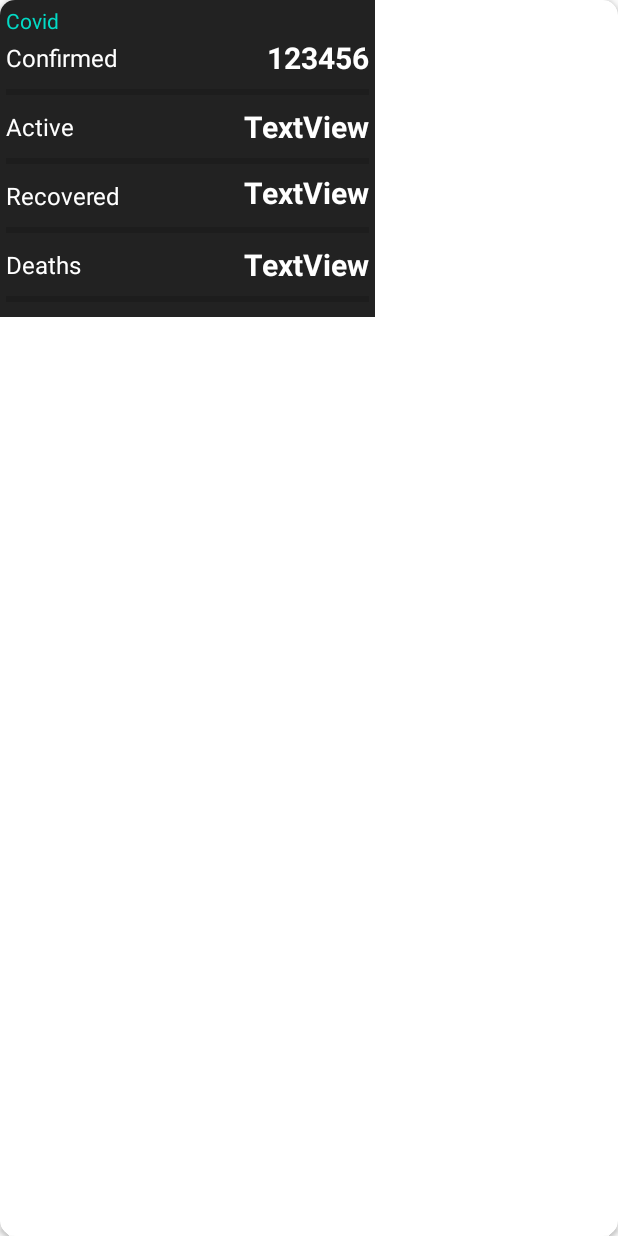
After one commit to David-Hackro/Covid, an Android app: the layout market_info_window_map.xml on its own in the app's theme, with its tools: preview values and no code run, on a phone screen of 412 x 824 dp. The commit adds this screen. Run offline under Robolectric (Android 15) with nearby library versions, the phone set to English and light mode, and no system bars.

Commit message:
add new cluster item

```diff
--- a/app/src/main/java/com/david/hackro/covid/di/Modules.kt
+++ b/app/src/main/java/com/david/hackro/covid/di/Modules.kt
@@ -38,9 +38,6 @@ val viewModelModule: Module = module {
     }
 
     viewModel {
-        MapViewModel(
-            getDailyReportAllCountriesUseCase = get(),
-            getDataLatestUseCase = get()
-        )
+        MapViewModel(getDailyReportAllCountriesUseCase = get())
     }
 }
--- a/app/src/main/java/com/david/hackro/covid/presentation/adapter/CountryViewHolder.kt
+++ b/app/src/main/java/com/david/hackro/covid/presentation/adapter/CountryViewHolder.kt
@@ -7,14 +7,15 @@ import com.david.hackro.covid.R
 import com.david.hackro.stats.domain.model.Report
 import kotlinx.android.synthetic.main.item_country_covid.view.countryColorBar
 import kotlinx.android.synthetic.main.item_country_covid.view.countryName
-import kotlinx.android.synthetic.main.item_country_covid.view.countryTotal
+import kotlinx.android.synthetic.main.item_country_covid.view.countryTotalNumber
 
 class CountryViewHolder(itemView: View) : RecyclerView.ViewHolder(itemView) {
 
     fun renderView(report: Report) {
         itemView.run {
+
             countryName.text = report.country
-            countryTotal.text = report.total.confirmed.toString()
+            countryTotalNumber.text = report.total.confirmed.toString()
 
             countryColorBar.run {
                 max = report.total.confirmed
--- a/app/src/main/res/layout/item_country_covid.xml
+++ b/app/src/main/res/layout/item_country_covid.xml
@@ -23,12 +23,12 @@
             android:textColor="@android:color/white"
             android:textSize="@dimen/text_size_20"
             android:textStyle="normal"
-            app:layout_constraintEnd_toStartOf="@+id/countryTotal"
+            app:layout_constraintEnd_toStartOf="@+id/countryTotalNumber"
             app:layout_constraintStart_toStartOf="parent"
             app:layout_constraintTop_toTopOf="parent" />
 
         <TextView
-            android:id="@+id/countryTotal"
+            android:id="@+id/countryTotalNumber"
             android:layout_width="wrap_content"
             android:layout_height="wrap_content"
             android:layout_marginStart="8dp"
--- /dev/null
+++ b/app/src/main/res/layout/market_info_window_map.xml
@@ -0,0 +1,196 @@
+<?xml version="1.0" encoding="utf-8"?>
+<androidx.cardview.widget.CardView xmlns:android="http://schemas.android.com/apk/res/android"
+    xmlns:app="http://schemas.android.com/apk/res-auto"
+    android:layout_width="match_parent"
+    android:layout_height="match_parent"
+    xmlns:tools="http://schemas.android.com/tools"
+    app:cardCornerRadius="@dimen/dimen_10">
+
+    <androidx.constraintlayout.widget.ConstraintLayout
+        android:layout_width="250dp"
+        android:layout_height="wrap_content"
+        android:background="@color/background">
+
+        <TextView
+            android:id="@+id/countryName"
+            android:layout_width="0dp"
+            android:layout_height="wrap_content"
+            android:layout_marginStart="4dp"
+            android:layout_marginTop="4dp"
+            android:layout_marginEnd="4dp"
+            android:layout_marginBottom="4dp"
+            android:text="@string/app_name"
+            android:textColor="@color/colorAccent"
+            app:layout_constraintBottom_toTopOf="@+id/countryTotal"
+            app:layout_constraintEnd_toEndOf="parent"
+            app:layout_constraintStart_toStartOf="parent"
+            app:layout_constraintTop_toTopOf="parent" />
+
+        <TextView
+            android:id="@+id/countryTotal"
+            android:layout_width="0dp"
+            android:layout_height="wrap_content"
+            android:layout_marginStart="4dp"
+            android:layout_marginTop="4dp"
+            android:layout_marginEnd="4dp"
+            android:text="@string/confirmed"
+            android:textColor="@android:color/white"
+            android:textSize="@dimen/text_size_16"
+            app:layout_constraintEnd_toStartOf="@+id/countryTotalNumber"
+            app:layout_constraintHorizontal_bias="0.049"
+            app:layout_constraintStart_toStartOf="parent"
+            app:layout_constraintTop_toBottomOf="@+id/countryName" />
+
+        <TextView
+            android:id="@+id/countryTotalNumber"
+            android:layout_width="0dp"
+            android:layout_height="wrap_content"
+            android:layout_marginTop="4dp"
+            android:layout_marginEnd="4dp"
+            android:text="123456"
+            android:textColor="@android:color/white"
+            android:textSize="@dimen/text_size_20"
+            android:textStyle="bold"
+            app:layout_constraintBottom_toBottomOf="@+id/countryTotal"
+            app:layout_constraintEnd_toEndOf="parent"
+            app:layout_constraintTop_toBottomOf="@+id/countryName" />
+
+        <ProgressBar
+            android:id="@+id/colorBarTotal"
+            style="?android:attr/progressBarStyleHorizontal"
+            android:layout_width="@dimen/empty_size"
+            android:layout_height="wrap_content"
+            android:layout_marginStart="4dp"
+            android:layout_marginTop="4dp"
+            android:layout_marginEnd="4dp"
+            app:layout_constraintEnd_toEndOf="parent"
+            app:layout_constraintHorizontal_bias="1.0"
+            app:layout_constraintStart_toStartOf="parent"
+            app:layout_constraintTop_toBottomOf="@+id/countryTotal" />
+
+        <TextView
+            android:id="@+id/countryRecovered"
+            android:layout_width="0dp"
+            android:layout_height="wrap_content"
+            android:layout_marginStart="4dp"
+            android:layout_marginTop="4dp"
+            android:layout_marginEnd="4dp"
+            android:text="@string/recovered"
+            android:textColor="@android:color/white"
+            android:textSize="@dimen/text_size_16"
+            app:layout_constraintEnd_toStartOf="@+id/countryRecoveredNumber"
+            app:layout_constraintHorizontal_bias="0.0"
+            app:layout_constraintStart_toStartOf="parent"
+            app:layout_constraintTop_toBottomOf="@+id/colorBarActive" />
+
+        <TextView
+            android:id="@+id/countryRecoveredNumber"
+            android:layout_width="0dp"
+            android:layout_height="wrap_content"
+            android:layout_marginEnd="4dp"
+            tools:text="TextView"
+            android:textColor="@android:color/white"
+            android:textSize="@dimen/text_size_20"
+            android:textStyle="bold"
+            app:layout_constraintBottom_toBottomOf="@+id/countryRecovered"
+            app:layout_constraintEnd_toEndOf="parent"
+            app:layout_constraintTop_toBottomOf="@+id/colorBarActive" />
+
+        <ProgressBar
+            android:id="@+id/colorBarRecovered"
+            style="?android:attr/progressBarStyleHorizontal"
+            android:layout_width="0dp"
+            android:layout_height="wrap_content"
+            android:layout_marginStart="4dp"
+            android:layout_marginTop="4dp"
+            android:layout_marginEnd="4dp"
+            android:backgroundTint="@color/recovered"
+            app:layout_constraintEnd_toEndOf="parent"
+            app:layout_constraintStart_toStartOf="parent"
+            app:layout_constraintTop_toBottomOf="@+id/countryRecovered" />
+
+        <TextView
+            android:id="@+id/countryDeath"
+            android:layout_width="0dp"
+            android:layout_height="wrap_content"
+            android:layout_marginStart="4dp"
+            android:layout_marginTop="4dp"
+            android:layout_marginEnd="4dp"
+            android:text="@string/deaths"
+            android:textColor="@android:color/white"
+            android:textSize="@dimen/text_size_16"
+            app:layout_constraintEnd_toStartOf="@+id/countryDeathNumber"
+            app:layout_constraintStart_toStartOf="parent"
+            app:layout_constraintTop_toBottomOf="@+id/colorBarRecovered" />
+
+        <TextView
+            android:id="@+id/countryDeathNumber"
+            android:layout_width="0dp"
+            android:layout_height="wrap_content"
+            android:layout_marginEnd="4dp"
+            android:textColor="@android:color/white"
+            android:textSize="@dimen/text_size_20"
+            android:textStyle="bold"
+            app:layout_constraintBottom_toBottomOf="@+id/countryDeath"
+            app:layout_constraintEnd_toEndOf="parent"
+            app:layout_constraintTop_toTopOf="@+id/countryDeath"
+            tools:text="TextView" />
+
+        <ProgressBar
+            android:id="@+id/colorBarDeath"
+            style="?android:attr/progressBarStyleHorizontal"
+            android:layout_width="0dp"
+            android:layout_height="wrap_content"
+            android:layout_marginStart="4dp"
+            android:layout_marginTop="4dp"
+            android:layout_marginEnd="4dp"
+            android:layout_marginBottom="4dp"
+            android:backgroundTint="@color/deaths"
+            app:layout_constraintBottom_toBottomOf="parent"
+            app:layout_constraintEnd_toEndOf="parent"
+            app:layout_constraintStart_toStartOf="parent"
+            app:layout_constraintTop_toBottomOf="@+id/countryDeath" />
+
+        <TextView
+            android:id="@+id/countryActive"
+            android:layout_width="0dp"
+            android:layout_height="wrap_content"
+            android:layout_marginStart="4dp"
+            android:layout_marginTop="4dp"
+            android:layout_marginEnd="4dp"
+            android:text="@string/actived"
+            android:textColor="@android:color/white"
+            android:textSize="@dimen/text_size_16"
+            app:layout_constraintEnd_toStartOf="@+id/countryActiveNumber"
+            app:layout_constraintStart_toStartOf="parent"
+            app:layout_constraintTop_toBottomOf="@+id/colorBarTotal" />
+
+        <TextView
+            android:id="@+id/countryActiveNumber"
+            android:layout_width="0dp"
+            android:layout_height="wrap_content"
+            android:layout_marginEnd="4dp"
+            tools:text="TextView"
+            android:textColor="@android:color/white"
+            android:textSize="@dimen/text_size_20"
+            android:textStyle="bold"
+            app:layout_constraintBottom_toBottomOf="@+id/countryActive"
+            app:layout_constraintEnd_toEndOf="parent"
+            app:layout_constraintTop_toTopOf="@+id/countryActive" />
+
+        <ProgressBar
+            android:id="@+id/colorBarActive"
+            style="?android:attr/progressBarStyleHorizontal"
+            android:layout_width="0dp"
+            android:layout_height="wrap_content"
+            android:layout_marginStart="4dp"
+            android:layout_marginTop="4dp"
+            android:layout_marginEnd="4dp"
+            android:backgroundTint="@color/active"
+            app:layout_constraintEnd_toEndOf="parent"
+            app:layout_constraintStart_toStartOf="parent"
+            app:layout_constraintTop_toBottomOf="@+id/countryActive" />
+
+
+    </androidx.constraintlayout.widget.ConstraintLayout>
+</androidx.cardview.widget.CardView>
--- a/app/src/main/res/values/colors.xml
+++ b/app/src/main/res/values/colors.xml
@@ -7,6 +7,7 @@
     <color name="background">#222222</color>
 
     <color name="confirmed">#d50000</color>
+    <color name="active">#EF5350</color>
     <color name="recovered">#00c853</color>
     <color name="critical">#ffd600</color>
     <color name="deaths">#979D9F</color>
--- a/app/src/main/res/values/strings.xml
+++ b/app/src/main/res/values/strings.xml
@@ -8,6 +8,7 @@
     <string name="tab_maps">Maps</string>
 
     <string name="confirmed">Confirmed</string>
+    <string name="actived">Active</string>
     <string name="recovered">Recovered</string>
     <string name="critical">Critical</string>
     <string name="deaths">Deaths</string>
```
Also changed, not shown: app/src/main/java/com/david/hackro/covid/presentation/fragment/CustomMarkerInfoWindowView.kt (added, +77 -0 lines), app/src/main/java/com/david/hackro/covid/presentation/fragment/MapFragment.kt (+16 -37 lines), app/src/main/java/com/david/hackro/covid/presentation/model/CountryItem.kt (deleted, +0 -25 lines), app/src/main/java/com/david/hackro/covid/presentation/model/CustomMarketItem.kt (+3 -17 lines), app/src/main/java/com/david/hackro/covid/presentation/viewmodel/DailyReportAllCountriesViewModel.kt (+2 -6 lines), app/src/main/java/com/david/hackro/covid/presentation/viewmodel/MapViewModel.kt (+4 -31 lines), kotlinext/src/main/java/com/david/hackro/kotlinext/Date.kt (+9 -0 lines).
